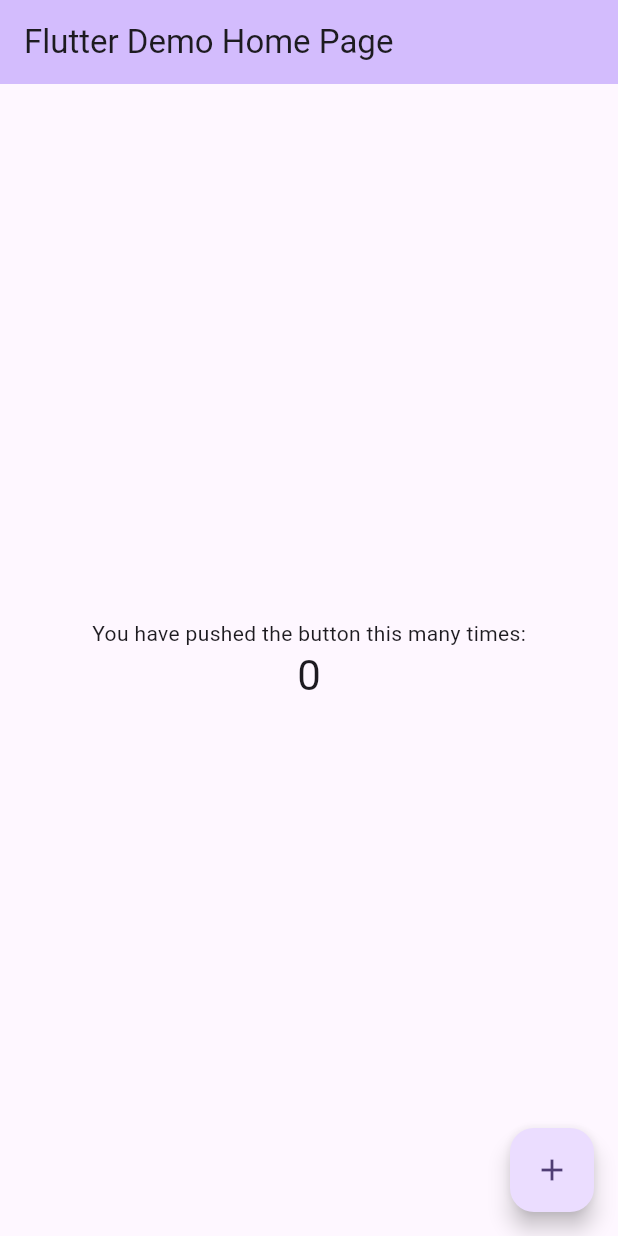
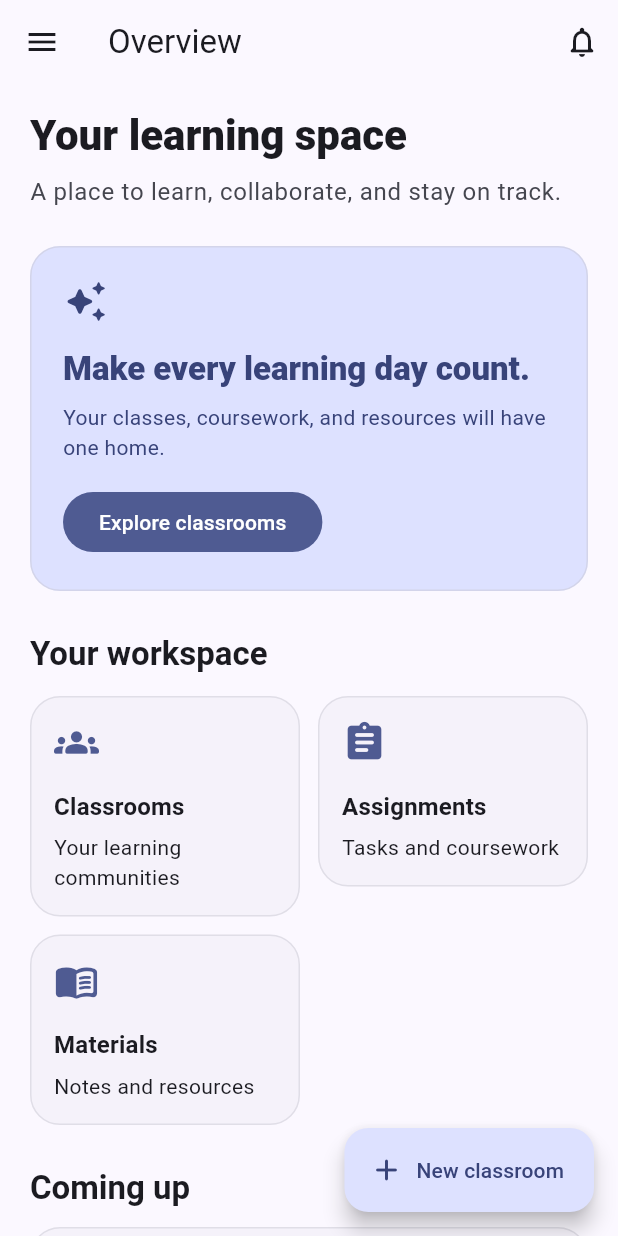
Before and after one commit to Adityan16-adi/brl-final_task-, a Flutter app: the screen it shows after launch, on a phone screen of 412 x 824 dp. Run offline on Flutter 3.47's test engine with Material 3 defaults, Android fonts, the phone set to English and light mode, and no system bars.

Commit message:
feat(mobile): add initial learning app shell

```diff
--- /dev/null
+++ b/apps/mobile/lib/core/branding/app_branding.dart
@@ -0,0 +1,7 @@
+class AppBranding {
+  AppBranding._();
+
+  // Temporary product name; update it here when the final name is chosen.
+  static const String appName = 'Mobile';
+  static const String tagline = 'Your learning space';
+}
--- /dev/null
+++ b/apps/mobile/lib/core/theme/app_theme.dart
@@ -0,0 +1,58 @@
+import 'package:flutter/material.dart';
+
+class AppTheme {
+  AppTheme._();
+
+  static const Color _seedColor = Color(0xFF3659E3);
+
+  static ThemeData get light {
+    final colorScheme = ColorScheme.fromSeed(
+      seedColor: _seedColor,
+      brightness: Brightness.light,
+    );
+
+    return _buildTheme(colorScheme);
+  }
+
+  static ThemeData get dark {
+    final colorScheme = ColorScheme.fromSeed(
+      seedColor: _seedColor,
+      brightness: Brightness.dark,
+    );
+
+    return _buildTheme(colorScheme);
+  }
+
+  static ThemeData _buildTheme(ColorScheme colorScheme) {
+    return ThemeData(
+      useMaterial3: true,
+      colorScheme: colorScheme,
+      scaffoldBackgroundColor: colorScheme.surface,
+      appBarTheme: AppBarTheme(
+        backgroundColor: colorScheme.surface,
+        foregroundColor: colorScheme.onSurface,
+        elevation: 0,
+        centerTitle: false,
+      ),
+      cardTheme: CardThemeData(
+        color: colorScheme.surfaceContainerLow,
+        elevation: 0,
+        margin: EdgeInsets.zero,
+        shape: RoundedRectangleBorder(
+          borderRadius: BorderRadius.circular(20),
+          side: BorderSide(
+            color: colorScheme.outlineVariant.withValues(alpha: 0.45),
+          ),
+        ),
+      ),
+      inputDecorationTheme: InputDecorationTheme(
+        filled: true,
+        fillColor: colorScheme.surfaceContainerHighest,
+        border: OutlineInputBorder(
+          borderRadius: BorderRadius.circular(14),
+          borderSide: BorderSide.none,
+        ),
+      ),
+    );
+  }
+}
--- /dev/null
+++ b/apps/mobile/lib/features/home/presentation/home_screen.dart
@@ -0,0 +1,389 @@
+
+import 'package:flutter/material.dart';
+import 'package:mobile/core/branding/app_branding.dart';
+
+class HomeScreen extends StatefulWidget {
+  const HomeScreen({super.key});
+
+  @override
+  State<HomeScreen> createState() => _HomeScreenState();
+}
+
+class _HomeScreenState extends State<HomeScreen> {
+  int _selectedIndex = 0;
+
+  static const _sections = [
+    ('Overview', Icons.dashboard_outlined),
+    ('My classrooms', Icons.groups_outlined),
+    ('Assignments', Icons.assignment_outlined),
+    ('Learning materials', Icons.menu_book_outlined),
+    ('Profile & settings', Icons.person_outline_rounded),
+  ];
+
+  @override
+  Widget build(BuildContext context) {
+    final selected = _sections[_selectedIndex];
+
+    return Scaffold(
+      appBar: AppBar(
+        title: Text(selected.$1),
+        actions: [
+          IconButton(
+            tooltip: 'Notifications',
+            onPressed: () => _message(
+              'Notifications will be added in a later phase.',
+            ),
+            icon: const Icon(Icons.notifications_none_rounded),
+          ),
+        ],
+      ),
+      drawer: _buildDrawer(context),
+      floatingActionButton: _selectedIndex == 0
+          ? FloatingActionButton.extended(
+              onPressed: () => _message(
+                'Classroom creation will be connected later.',
+              ),
+              icon: const Icon(Icons.add_rounded),
+              label: const Text('New classroom'),
+            )
+          : null,
+      body: _selectedIndex == 0
+          ? _overview(context)
+          : _placeholder(context, selected.$1),
+    );
+  }
+
+  Widget _buildDrawer(BuildContext context) {
+    final colors = Theme.of(context).colorScheme;
+
+    return Drawer(
+      width: 280,
+      child: SafeArea(
+        child: ListView(
+          padding: const EdgeInsets.symmetric(vertical: 12),
+          children: [
+            Padding(
+              padding: const EdgeInsets.fromLTRB(20, 16, 16, 24),
+              child: Row(
+                children: [
+                  Container(
+                    width: 42,
+                    height: 42,
+                    decoration: BoxDecoration(
+                      color: colors.primaryContainer,
+                      borderRadius: BorderRadius.circular(13),
+                    ),
+                    child: Icon(
+                      Icons.school_rounded,
+                      color: colors.onPrimaryContainer,
+                    ),
+                  ),
+                  const SizedBox(width: 12),
+                  Expanded(
+                    child: Column(
+                      crossAxisAlignment: CrossAxisAlignment.start,
+                      children: [
+                        Text(
+                          AppBranding.appName,
+                          maxLines: 1,
+                          overflow: TextOverflow.ellipsis,
+                          style: Theme.of(context).textTheme.titleMedium,
+                        ),
+                        Text(
+                          AppBranding.tagline,
+                          maxLines: 1,
+                          overflow: TextOverflow.ellipsis,
+                          style: Theme.of(context).textTheme.bodySmall,
+                        ),
+                      ],
+                    ),
+                  ),
+                ],
+              ),
+            ),
+            const Padding(
+              padding: EdgeInsets.fromLTRB(20, 0, 16, 8),
+              child: Text('LEARNING'),
+            ),
+            for (var i = 0; i < 4; i++)
+              _drawerItem(
+                context: context,
+                index: i,
+                icon: _sections[i].$2,
+                label: _sections[i].$1,
+              ),
+            const Padding(
+              padding: EdgeInsets.fromLTRB(20, 24, 16, 8),
+              child: Text('ACCOUNT'),
+            ),
+            _drawerItem(
+              context: context,
+              index: 4,
+              icon: _sections[4].$2,
+              label: _sections[4].$1,
+            ),
+          ],
+        ),
+      ),
+    );
+  }
+
+  Widget _drawerItem({
+    required BuildContext context,
+    required int index,
+    required IconData icon,
+    required String label,
+  }) {
+    final colors = Theme.of(context).colorScheme;
+    final isSelected = _selectedIndex == index;
+
+    return Padding(
+      padding: const EdgeInsets.symmetric(horizontal: 10, vertical: 3),
+      child: Material(
+        color: isSelected ? colors.secondaryContainer : Colors.transparent,
+        borderRadius: BorderRadius.circular(14),
+        child: InkWell(
+          borderRadius: BorderRadius.circular(14),
+          onTap: () {
+            setState(() => _selectedIndex = index);
+            Navigator.of(context).pop();
+          },
+          child: Padding(
+            padding: const EdgeInsets.symmetric(
+              horizontal: 12,
+              vertical: 13,
+            ),
+            child: Row(
+              children: [
+                Icon(
+                  icon,
+                  color: isSelected
+                      ? colors.onSecondaryContainer
+                      : colors.onSurfaceVariant,
+                ),
+                const SizedBox(width: 12),
+                Expanded(
+                  child: Text(
+                    label,
+                    maxLines: 1,
+                    overflow: TextOverflow.ellipsis,
+                    style: TextStyle(
+                      fontWeight:
+                          isSelected ? FontWeight.w600 : FontWeight.normal,
+                      color: isSelected ? colors.onSecondaryContainer : null,
+                    ),
+                  ),
+                ),
+              ],
+            ),
+          ),
+        ),
+      ),
+    );
+  }
+
+  Widget _overview(BuildContext context) {
+    final colors = Theme.of(context).colorScheme;
+    final textTheme = Theme.of(context).textTheme;
+
+    return ListView(
+      padding: const EdgeInsets.fromLTRB(20, 16, 20, 100),
+      children: [
+        Text(
+          'Your learning space',
+          style: textTheme.headlineMedium?.copyWith(
+            fontWeight: FontWeight.w800,
+          ),
+        ),
+        const SizedBox(height: 8),
+        Text(
+          'A place to learn, collaborate, and stay on track.',
+          style: textTheme.bodyLarge?.copyWith(
+            color: colors.onSurfaceVariant,
+          ),
+        ),
+        const SizedBox(height: 24),
+        Card(
+          color: colors.primaryContainer,
+          child: Padding(
+            padding: const EdgeInsets.all(22),
+            child: Column(
+              crossAxisAlignment: CrossAxisAlignment.start,
+              children: [
+                Icon(
+                  Icons.auto_awesome_rounded,
+                  color: colors.onPrimaryContainer,
+                  size: 30,
+                ),
+                const SizedBox(height: 16),
+                Text(
+                  'Make every learning day count.',
+                  style: textTheme.titleLarge?.copyWith(
+                    fontWeight: FontWeight.w800,
+                    color: colors.onPrimaryContainer,
+                  ),
+                ),
+                const SizedBox(height: 8),
+                Text(
+                  'Your classes, coursework, and resources will have one home.',
+                  style: TextStyle(color: colors.onPrimaryContainer),
+                ),
+                const SizedBox(height: 16),
+                FilledButton(
+                  onPressed: () => _message(
+                    'Classroom discovery will be added later.',
+                  ),
+                  child: const Text('Explore classrooms'),
+                ),
+              ],
+            ),
+          ),
+        ),
+        const SizedBox(height: 28),
+        Text(
+          'Your workspace',
+          style: textTheme.titleLarge?.copyWith(
+            fontWeight: FontWeight.w700,
+          ),
+        ),
+        const SizedBox(height: 14),
+        LayoutBuilder(
+          builder: (context, constraints) {
+            final columns = constraints.maxWidth >= 700 ? 3 : 2;
+            final width =
+                (constraints.maxWidth - (columns - 1) * 12) / columns;
+
+            return Wrap(
+              spacing: 12,
+              runSpacing: 12,
+              children: [
+                _workspaceCard(
+                  width,
+                  context,
+                  'Classrooms',
+                  'Your learning communities',
+                  Icons.groups_rounded,
+                  () => _select(1),
+                ),
+                _workspaceCard(
+                  width,
+                  context,
+                  'Assignments',
+                  'Tasks and coursework',
+                  Icons.assignment_rounded,
+                  () => _select(2),
+                ),
+                _workspaceCard(
+                  width,
+                  context,
+                  'Materials',
+                  'Notes and resources',
+                  Icons.menu_book_rounded,
+                  () => _select(3),
+                ),
+              ],
+            );
+          },
+        ),
+        const SizedBox(height: 28),
+        Text(
+          'Coming up',
+          style: textTheme.titleLarge?.copyWith(
+            fontWeight: FontWeight.w700,
+          ),
+        ),
+        const SizedBox(height: 12),
+        Card(
+          child: ListTile(
+            contentPadding: const EdgeInsets.all(16),
+            leading: Icon(
+              Icons.event_available_rounded,
+              color: colors.primary,
+              size: 30,
+            ),
+            title: const Text('Your schedule starts here'),
+            subtitle: const Text(
+              'Classes, deadlines, and activities will appear here once connected.',
+            ),
+          ),
+        ),
+      ],
+    );
+  }
+
+  Widget _workspaceCard(
+    double width,
+    BuildContext context,
+    String title,
+    String description,
+    IconData icon,
+    VoidCallback onTap,
+  ) {
+    final colors = Theme.of(context).colorScheme;
+
+    return SizedBox(
+      width: width,
+      child: Card(
+        child: InkWell(
+          onTap: onTap,
+          borderRadius: BorderRadius.circular(20),
+          child: Padding(
+            padding: const EdgeInsets.all(16),
+            child: Column(
+              crossAxisAlignment: CrossAxisAlignment.start,
+              children: [
+                Icon(icon, size: 30, color: colors.primary),
+                const SizedBox(height: 16),
+                Text(
+                  title,
+                  style: Theme.of(context).textTheme.titleMedium?.copyWith(
+                        fontWeight: FontWeight.w700,
+                      ),
+                ),
+                const SizedBox(height: 5),
+                Text(description),
+              ],
+            ),
+          ),
+        ),
+      ),
+    );
+  }
+
+  Widget _placeholder(BuildContext context, String title) {
+    return Center(
+      child: Padding(
+        padding: const EdgeInsets.all(28),
+        child: Column(
+          mainAxisSize: MainAxisSize.min,
+          children: [
+            const Icon(Icons.construction_rounded, size: 48),
+            const SizedBox(height: 16),
+            Text(title, style: Theme.of(context).textTheme.headlineSmall),
+            const SizedBox(height: 8),
+            const Text(
+              'This section is part of the app shell. Its data and actions will be added in later phases.',
+              textAlign: TextAlign.center,
+            ),
+            const SizedBox(height: 16),
+            OutlinedButton.icon(
+              onPressed: () => _select(0),
+              icon: const Icon(Icons.arrow_back_rounded),
+              label: const Text('Back to overview'),
+            ),
+          ],
+        ),
+      ),
+    );
+  }
+
+  void _select(int index) {
+    setState(() => _selectedIndex = index);
+  }
+
+  void _message(String message) {
+    ScaffoldMessenger.of(context).showSnackBar(
+      SnackBar(content: Text(message)),
+    );
+  }
+}
--- a/apps/mobile/lib/main.dart
+++ b/apps/mobile/lib/main.dart
@@ -1,122 +1,25 @@
+
 import 'package:flutter/material.dart';
+import 'package:mobile/core/branding/app_branding.dart';
+import 'package:mobile/core/theme/app_theme.dart';
+import 'package:mobile/features/home/presentation/home_screen.dart';
 
 void main() {
-  runApp(const MyApp());
+  runApp(const LearningApp());
 }
 
-class MyApp extends StatelessWidget {
-  const MyApp({super.key});
+class LearningApp extends StatelessWidget {
+  const LearningApp({super.key});
 
-  // This widget is the root of your application.
   @override
   Widget build(BuildContext context) {
     return MaterialApp(
-      title: 'Flutter Demo',
-      theme: ThemeData(
-        // This is the theme of your application.
-        //
-        // TRY THIS: Try running your application with "flutter run". You'll see
-        // the application has a purple toolbar. Then, without quitting the app,
-        // try changing the seedColor in the colorScheme below to Colors.green
-        // and then invoke "hot reload" (save your changes or press the "hot
-        // reload" button in a Flutter-supported IDE, or press "r" if you used
-        // the command line to start the app).
-        //
-        // Notice that the counter didn't reset back to zero; the application
-        // state is not lost during the reload. To reset the state, use hot
-        // restart instead.
-        //
-        // This works for code too, not just values: Most code changes can be
-        // tested with just a hot reload.
-        colorScheme: .fromSeed(seedColor: Colors.deepPurple),
-      ),
-      home: const MyHomePage(title: 'Flutter Demo Home Page'),
+      title: AppBranding.appName,
+      debugShowCheckedModeBanner: false,
+      theme: AppTheme.light,
+      darkTheme: AppTheme.dark,
+      themeMode: ThemeMode.system,
+      home: const HomeScreen(),
     );
   }
 }
-
-class MyHomePage extends StatefulWidget {
-  const MyHomePage({super.key, required this.title});
-
-  // This widget is the home page of your application. It is stateful, meaning
-  // that it has a State object (defined below) that contains fields that affect
-  // how it looks.
-
-  // This class is the configuration for the state. It holds the values (in this
-  // case the title) provided by the parent (in this case the App widget) and
-  // used by the build method of the State. Fields in a Widget subclass are
-  // always marked "final".
-
-  final String title;
-
-  @override
-  State<MyHomePage> createState() => _MyHomePageState();
-}
-
-class _MyHomePageState extends State<MyHomePage> {
-  int _counter = 0;
-
-  void _incrementCounter() {
-    setState(() {
-      // This call to setState tells the Flutter framework that something has
-      // changed in this State, which causes it to rerun the build method below
-      // so that the display can reflect the updated values. If we changed
-      // _counter without calling setState(), then the build method would not be
-      // called again, and so nothing would appear to happen.
-      _counter++;
-    });
-  }
-
-  @override
-  Widget build(BuildContext context) {
-    // This method is rerun every time setState is called, for instance as done
-    // by the _incrementCounter method above.
-    //
-    // The Flutter framework has been optimized to make rerunning build methods
-    // fast, so that you can just rebuild anything that needs updating rather
-    // than having to individually change instances of widgets.
-    return Scaffold(
-      appBar: AppBar(
-        // TRY THIS: Try changing the color here to a specific color (to
-        // Colors.amber, perhaps?) and trigger a hot reload to see the AppBar
-        // change color while the other colors stay the same.
-        backgroundColor: Theme.of(context).colorScheme.inversePrimary,
-        // Here we take the value from the MyHomePage object that was created by
-        // the App.build method, and use it to set our appbar title.
-        title: Text(widget.title),
-      ),
-      body: Center(
-        // Center is a layout widget. It takes a single child and positions it
-        // in the middle of the parent.
-        child: Column(
-          // Column is also a layout widget. It takes a list of children and
-          // arranges them vertically. By default, it sizes itself to fit its
-          // children horizontally, and tries to be as tall as its parent.
-          //
-          // Column has various properties to control how it sizes itself and
-          // how it positions its children. Here we use mainAxisAlignment to
-          // center the children vertically; the main axis here is the vertical
-          // axis because Columns are vertical (the cross axis would be
-          // horizontal).
-          //
-          // TRY THIS: Invoke "debug painting" (choose the "Toggle Debug Paint"
-          // action in the IDE, or press "p" in the console), to see the
-          // wireframe for each widget.
-          mainAxisAlignment: .center,
-          children: [
-            const Text('You have pushed the button this many times:'),
-            Text(
-              '$_counter',
-              style: Theme.of(context).textTheme.headlineMedium,
-            ),
-          ],
-        ),
-      ),
-      floatingActionButton: FloatingActionButton(
-        onPressed: _incrementCounter,
-        tooltip: 'Increment',
-        child: const Icon(Icons.add),
-      ),
-    );
-  }
-}
```
Also changed, not shown: 1 other file.
